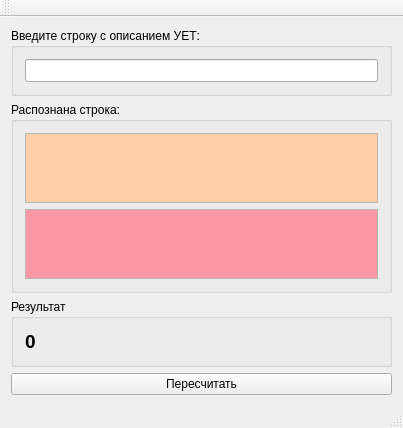
Above: YetAnalize/mainwindow.ui from GentleHedgehog/YETAnalize before the change. Below: the same form after it.
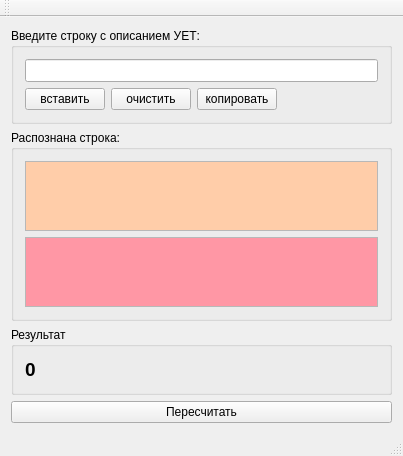
That is the form after the change.

Patch:
```diff
--- a/YetAnalize/mainwindow.ui
+++ b/YetAnalize/mainwindow.ui
@@ -20,8 +20,35 @@
       <property name="title">
        <string>Введите строку с описанием УЕТ:</string>
       </property>
-      <layout class="QVBoxLayout" name="verticalLayout">
-       <item>
+      <layout class="QGridLayout" name="gridLayout">
+       <item row="2" column="3">
+        <spacer name="horizontalSpacer">
+         <property name="orientation">
+          <enum>Qt::Horizontal</enum>
+         </property>
+         <property name="sizeHint" stdset="0">
+          <size>
+           <width>40</width>
+           <height>20</height>
+          </size>
+         </property>
+        </spacer>
+       </item>
+       <item row="2" column="1">
+        <widget class="QPushButton" name="pb_clear">
+         <property name="text">
+          <string>очистить</string>
+         </property>
+        </widget>
+       </item>
+       <item row="2" column="0">
+        <widget class="QPushButton" name="pb_paste">
+         <property name="text">
+          <string>вставить</string>
+         </property>
+        </widget>
+       </item>
+       <item row="0" column="0" colspan="4">
         <widget class="QLineEdit" name="le_input">
          <property name="font">
           <font>
@@ -30,6 +57,13 @@
          </property>
         </widget>
        </item>
+       <item row="2" column="2">
+        <widget class="QPushButton" name="pb_copy">
+         <property name="text">
+          <string>копировать</string>
+         </property>
+        </widget>
+       </item>
       </layout>
      </widget>
     </item>
```
